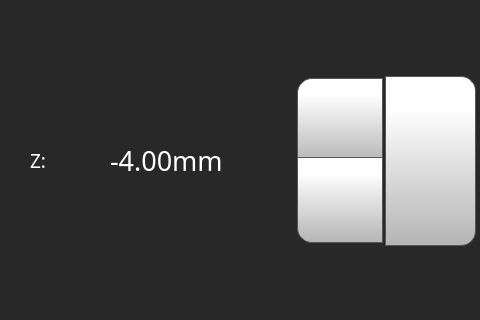
The window that octoprint_VolterraIDEXTouchUI/mainGUI.ui (FracktalWorks/VolterraIDEXTouchUI) describes before a commit, drawn with Qt 5; both pictures show x 0 to 480 and y 160 to 480 of the 480 by 800 pixel window.
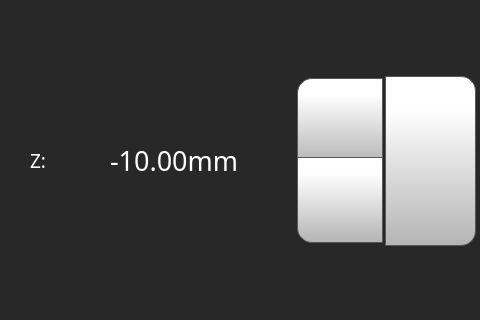
The same window after the commit. The open tabs and pages were chosen to show the change. Icons and pictures are not drawn.

Commit message: made changes for calibration

Diff of the .ui file:
```diff
--- a/octoprint_VolterraIDEXTouchUI/mainGUI.ui
+++ b/octoprint_VolterraIDEXTouchUI/mainGUI.ui
@@ -7393,16 +7393,16 @@
        <number>2</number>
       </property>
       <property name="minimum">
-       <double>-6.000000000000000</double>
+       <double>-10.000000000000000</double>
       </property>
       <property name="maximum">
-       <double>-1.000000000000000</double>
+       <double>10.000000000000000</double>
       </property>
       <property name="singleStep">
        <double>0.050000000000000</double>
       </property>
       <property name="value">
-       <double>-4.000000000000000</double>
+       <double>-10.000000000000000</double>
       </property>
      </widget>
      <widget class="QLabel" name="tollOffsetXLabel_2">
```
The commit also changes 1 other file.
